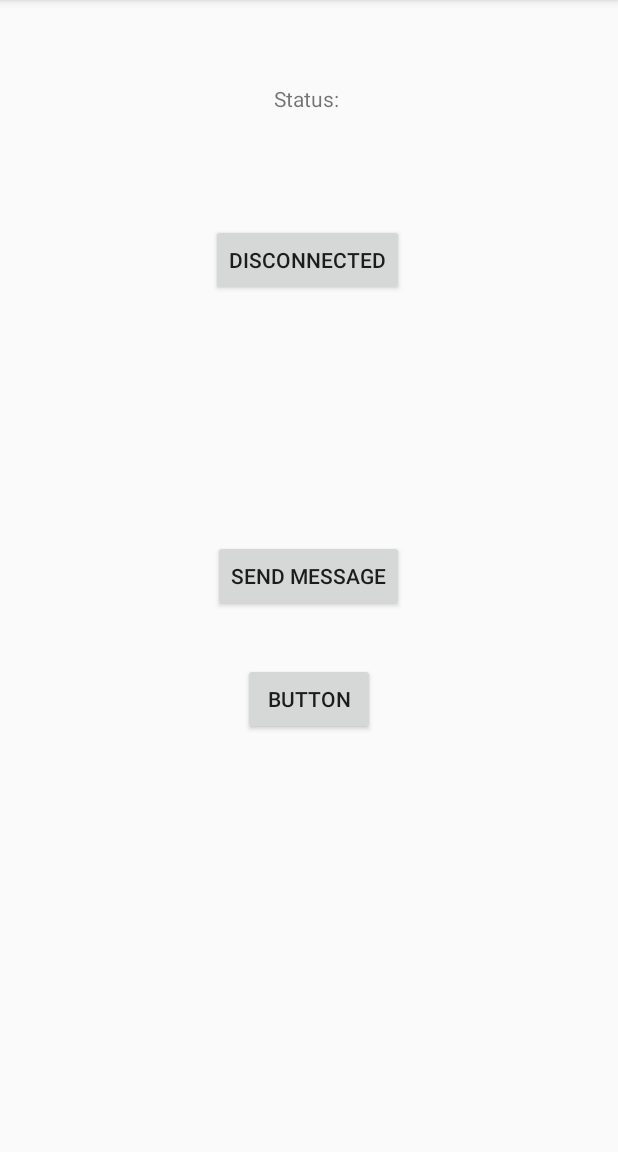
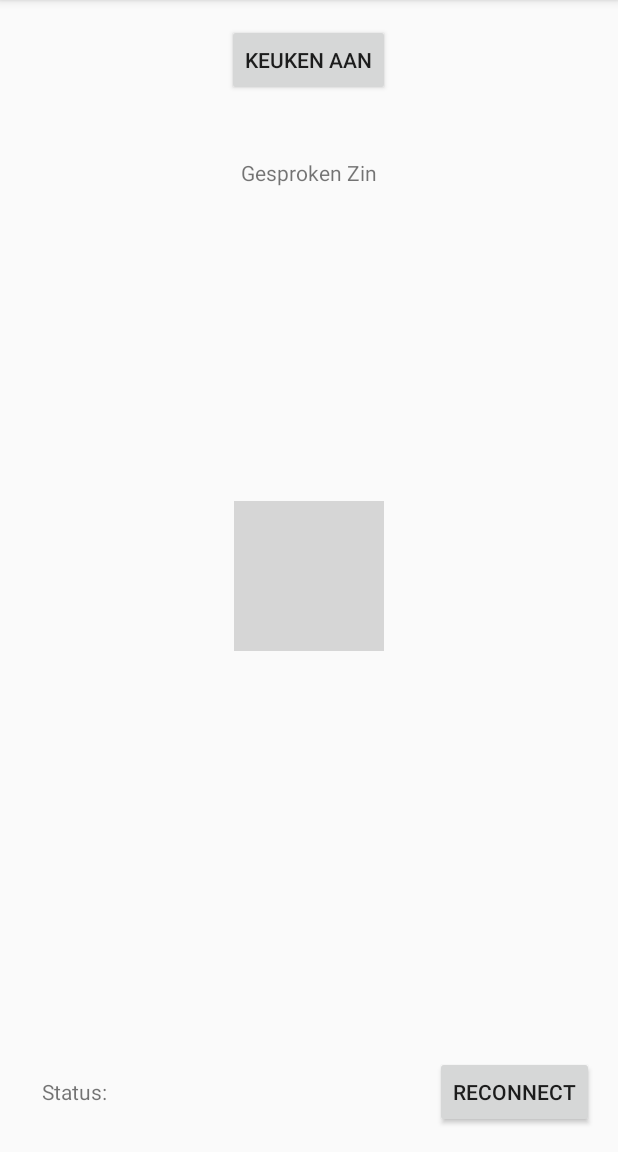
Before and after one commit to AP-IT-GH/iot16-zordon, an Android app: the screen it shows after launch (MainActivity), on a phone screen of 412 x 824 dp, the part 84-1236 px from its top. Run offline under Robolectric (Android 15) with nearby library versions, the phone set to English and light mode, and no system bars; libraries missing offline, so code that uses them is left out: org.eclipse.paho; 3 statements that could not run were skipped; grey boxes are pictures that could not be loaded.

Commit message:
Layout beter gemaakt

```diff
--- a/src/Android/Zordon/app/src/main/java/powerrangers/zordon/MainActivity.java
+++ b/src/Android/Zordon/app/src/main/java/powerrangers/zordon/MainActivity.java
@@ -44,8 +44,9 @@ public class MainActivity extends AppCompatActivity {
     public MqttAndroidClient client;
 
     protected static final int RESULT_SPEECH = 1;
-    private Button PraatButton;
+    private ImageButton PraatButton;
     private TextView GesprokenZin;
+
     Boolean send = true;
 
     @Override
@@ -55,8 +56,7 @@ public class MainActivity extends AppCompatActivity {
 
         Button btnSendMsg = (Button) findViewById(R.id.SendMessage);
         GesprokenZin = (TextView) findViewById(R.id.GesprokenZin);
-        PraatButton = (Button) findViewById(R.id.PraatButton);
-
+        PraatButton = (ImageButton) findViewById(R.id.PraatButton);
 
         client = new MqttAndroidClient(this.getApplicationContext(), server, clientId);
 
@@ -160,11 +160,13 @@ public class MainActivity extends AppCompatActivity {
         System.out.println("Message Arrived: " );
         /*
         int qos = 2;
-        String content      = "Aan";
+        String content = "";
         MqttMessage message = new MqttMessage(content.getBytes());
         message.setQos(qos);
         message.setRetained(false);
-        client.publish("Keuken", message);*/
+        client.publish("kitchen", message);
+        */
+
         try {
             IMqttToken subToken = client.subscribe("Android", qos);
 
@@ -175,9 +177,6 @@ public class MainActivity extends AppCompatActivity {
                     TextView statusTxt = (TextView) findViewById(R.id.StatusLabel);
 
                     System.out.println("Message Arrived: " + message.getPayload() + " on tipic: " + topic.getBytes());
-
-
-
                 }
 
                 @Override
--- a/src/Android/Zordon/app/src/main/res/layout/activity_main.xml
+++ b/src/Android/Zordon/app/src/main/res/layout/activity_main.xml
@@ -1,5 +1,6 @@
 <?xml version="1.0" encoding="utf-8"?>
 <RelativeLayout xmlns:android="http://schemas.android.com/apk/res/android"
+    xmlns:app="http://schemas.android.com/apk/res-auto"
     xmlns:tools="http://schemas.android.com/tools"
     android:id="@+id/activity_main"
     android:layout_width="match_parent"
@@ -10,50 +11,52 @@
     android:paddingTop="@dimen/activity_vertical_margin"
     tools:context="powerrangers.zordon.MainActivity">
 
-    <Button
-        android:text="Send message"
-        android:layout_width="wrap_content"
-        android:layout_height="wrap_content"
-        android:layout_centerVertical="true"
-        android:layout_centerHorizontal="true"
-        android:id="@+id/SendMessage"
-        android:onClick="SendMessage"/>
-
-    <Button
-        android:text="Disconnected"
-        android:layout_width="wrap_content"
-        android:layout_height="wrap_content"
-        android:id="@+id/Connect"
-        android:layout_below="@+id/StatusLabel"
-        android:layout_alignRight="@+id/SendMessage"
-        android:layout_alignEnd="@+id/SendMessage"
-        android:layout_marginTop="74dp"
-        android:onClick="Connect"/>
-
     <TextView
         android:layout_width="wrap_content"
         android:layout_height="wrap_content"
         android:text="Status: "
         android:id="@+id/StatusLabel"
+        android:layout_alignBaseline="@+id/Connect"
+        android:layout_alignBottom="@+id/Connect"
+        android:layout_alignParentLeft="true"
+        android:layout_alignParentStart="true"
+        android:layout_marginLeft="12dp"
+        android:layout_marginStart="12dp" />
+
+
+    <ImageButton
+        android:background="@mipmap/microphone"
+        android:id="@+id/PraatButton"
+        android:layout_height="100dp"
+        android:layout_width="100dp"
+        android:layout_centerVertical="true"
+        android:layout_centerHorizontal="true" />
+
+    <Button
+        android:text="Keuken aan"
+        android:layout_width="wrap_content"
+        android:layout_height="wrap_content"
+        android:id="@+id/SendMessage"
+        android:onClick="SendMessage"
         android:layout_alignParentTop="true"
-        android:layout_centerHorizontal="true"
-        android:layout_marginTop="40dp" />
+        android:layout_centerHorizontal="true" />
+
+    <Button
+        android:text="Reconnect"
+        android:layout_width="wrap_content"
+        android:layout_height="wrap_content"
+        android:id="@+id/Connect"
+        android:onClick="Connect"
+        android:layout_alignParentBottom="true"
+        android:layout_alignParentRight="true"
+        android:layout_alignParentEnd="true" />
 
     <TextView
         android:layout_width="wrap_content"
         android:layout_height="wrap_content"
-        android:text=""
+        android:text="Gesproken Zin"
         android:id="@+id/GesprokenZin"
-        android:layout_marginTop="21dp"
-        android:layout_below="@+id/StatusLabel"
-        android:layout_centerHorizontal="true" />
-
-    <Button
-        android:text="Button"
-        android:layout_width="wrap_content"
-        android:layout_height="wrap_content"
         android:layout_below="@+id/SendMessage"
         android:layout_centerHorizontal="true"
-        android:layout_marginTop="34dp"
-        android:id="@+id/PraatButton" />
+        android:layout_marginTop="41dp" />
 </RelativeLayout>
```
